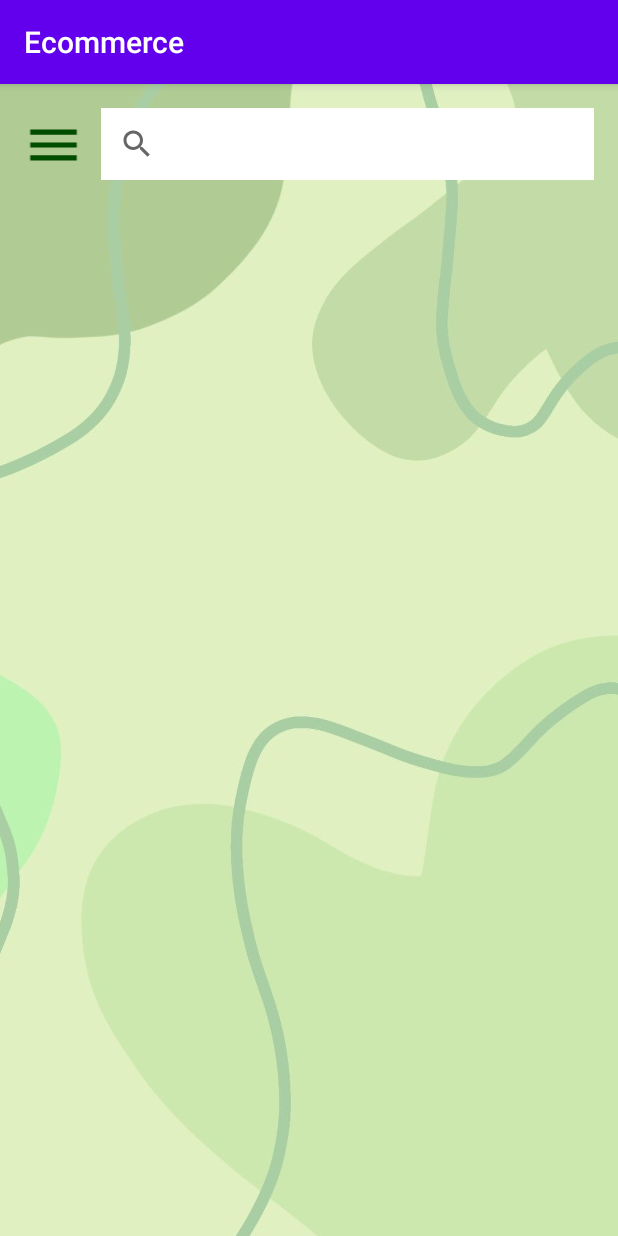
After one commit to mkamar17/ecommerce_app, an Android app: the fragment HomeFragment shown on its own in the app's theme, on a phone screen of 412 x 824 dp. The commit adds this screen. Run offline under Robolectric (Android 15) with nearby library versions, the phone set to English and light mode, and no system bars.

Commit message:
added new fragments

```diff
--- a/app/build.gradle
+++ b/app/build.gradle
@@ -33,6 +33,7 @@ dependencies {
     implementation 'com.google.android.material:material:1.4.0'
     implementation 'androidx.constraintlayout:constraintlayout:2.0.4'
     implementation 'com.google.android.material:material:1.2.0'
+    implementation 'androidx.legacy:legacy-support-v4:1.0.0'
     testImplementation 'junit:junit:4.13.2'
     androidTestImplementation 'androidx.test.ext:junit:1.1.3'
     androidTestImplementation 'androidx.test.espresso:espresso-core:3.4.0'
--- a/app/src/main/AndroidManifest.xml
+++ b/app/src/main/AndroidManifest.xml
@@ -23,7 +23,6 @@
             android:name=".LoginActivity">
         </activity>
 
-        <activity android:name=".HomeActivity"></activity>
     </application>
 
 </manifest>
--- /dev/null
+++ b/app/src/main/java/com/maryam/ecommerce/HomeFragment.java
@@ -0,0 +1,18 @@
+package com.maryam.ecommerce;
+
+import android.os.Bundle;
+
+import androidx.fragment.app.Fragment;
+
+import android.view.LayoutInflater;
+import android.view.View;
+import android.view.ViewGroup;
+
+public class HomeFragment extends Fragment{
+    public HomeFragment(){};
+
+    @Override
+    public View onCreateView(LayoutInflater inflater, ViewGroup container, Bundle savedInstanceState){
+        return inflater.inflate(R.layout.fragment_home,container, false);
+    }
+}
--- /dev/null
+++ b/app/src/main/res/layout/fragment_home.xml
@@ -0,0 +1,48 @@
+<?xml version="1.0" encoding="utf-8"?>
+<androidx.constraintlayout.widget.ConstraintLayout
+    xmlns:android="http://schemas.android.com/apk/res/android"
+    xmlns:app="http://schemas.android.com/apk/res-auto"
+    xmlns:tools="http://schemas.android.com/tools"
+    android:layout_width="match_parent"
+    android:layout_height="match_parent"
+    tools:context=".MainActivity">
+
+    <!-- Navigation icon (hamburger menu) -->
+    <ImageView
+        android:id="@+id/background"
+        android:layout_width="0dp"
+        android:layout_height="0dp"
+        android:scaleType="centerCrop"
+        android:src="@drawable/green_background"
+        app:layout_constraintBottom_toBottomOf="parent"
+        app:layout_constraintEnd_toEndOf="parent"
+        app:layout_constraintHorizontal_bias="0.0"
+        app:layout_constraintStart_toStartOf="parent"
+        app:layout_constraintTop_toTopOf="parent"
+        app:layout_constraintVertical_bias="0.0" />
+
+    <ImageView
+        android:id="@+id/navigationIcon"
+        android:layout_width="63dp"
+        android:layout_height="41dp"
+        android:layout_marginStart="4dp"
+        android:layout_marginTop="20dp"
+        android:clickable="true"
+        android:focusable="true"
+        android:src="@drawable/ic_navigation"
+        app:layout_constraintStart_toStartOf="parent"
+        app:layout_constraintTop_toTopOf="parent" />
+
+    <!-- Search view -->
+    <android.widget.SearchView
+        android:id="@+id/searchView"
+        android:layout_width="0dp"
+        android:layout_height="wrap_content"
+        android:layout_marginTop="16dp"
+        android:layout_marginEnd="16dp"
+        android:background="#ffff"
+        app:layout_constraintEnd_toEndOf="parent"
+        app:layout_constraintStart_toEndOf="@id/navigationIcon"
+        app:layout_constraintTop_toTopOf="parent" />
+
+</androidx.constraintlayout.widget.ConstraintLayout>
--- a/app/src/main/res/values/strings.xml
+++ b/app/src/main/res/values/strings.xml
@@ -1,3 +1,5 @@
 <resources>
     <string name="app_name">Ecommerce</string>
+    <!-- TODO: Remove or change this placeholder text -->
+    <string name="hello_blank_fragment">Hello blank fragment</string>
 </resources>
```
Also changed, not shown: app/src/main/java/com/maryam/ecommerce/BasketFragment.java (added, +23 -0 lines), app/src/main/java/com/maryam/ecommerce/BrowseFragment.java (added, +22 -0 lines), app/src/main/java/com/maryam/ecommerce/FavouritesFragment.java (added, +23 -0 lines), app/src/main/java/com/maryam/ecommerce/HomeActivity.java (deleted, +0 -27 lines), app/src/main/java/com/maryam/ecommerce/LoginActivity.java (+4 -4 lines), app/src/main/res/layout/fragment_basket.xml (added, +24 -0 lines), app/src/main/res/layout/fragment_browse.xml (added, +24 -0 lines), app/src/main/res/layout/fragment_favourites.xml (added, +24 -0 lines).
